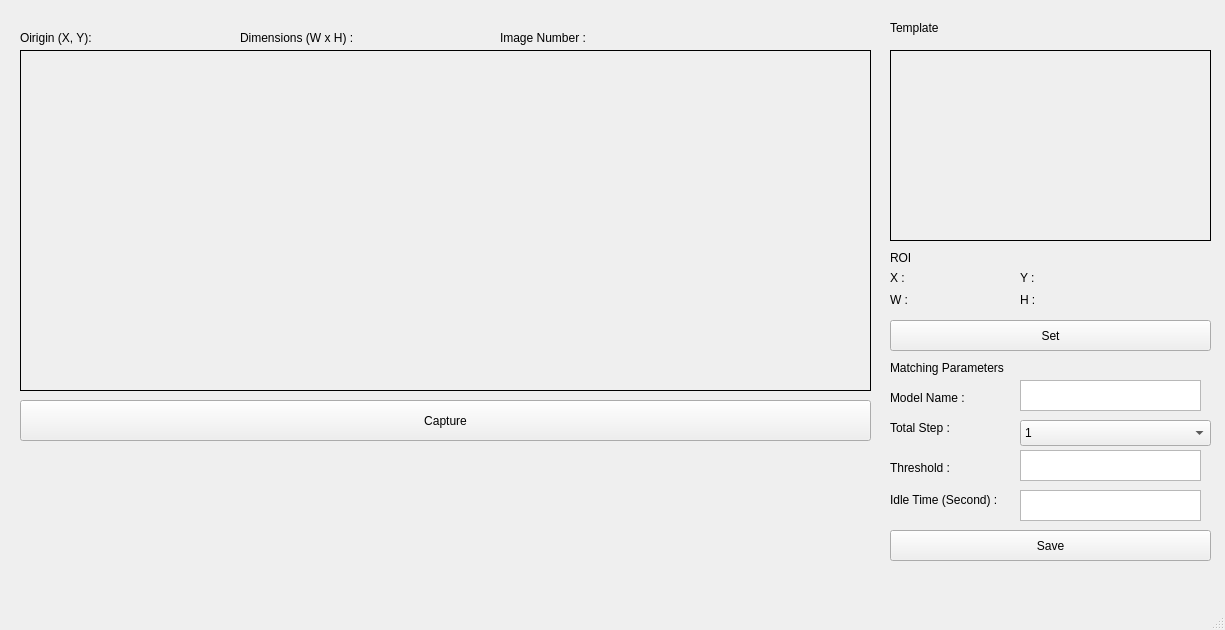
Old version of the form settings.ui in the repository Fahrizal0112/GSO.
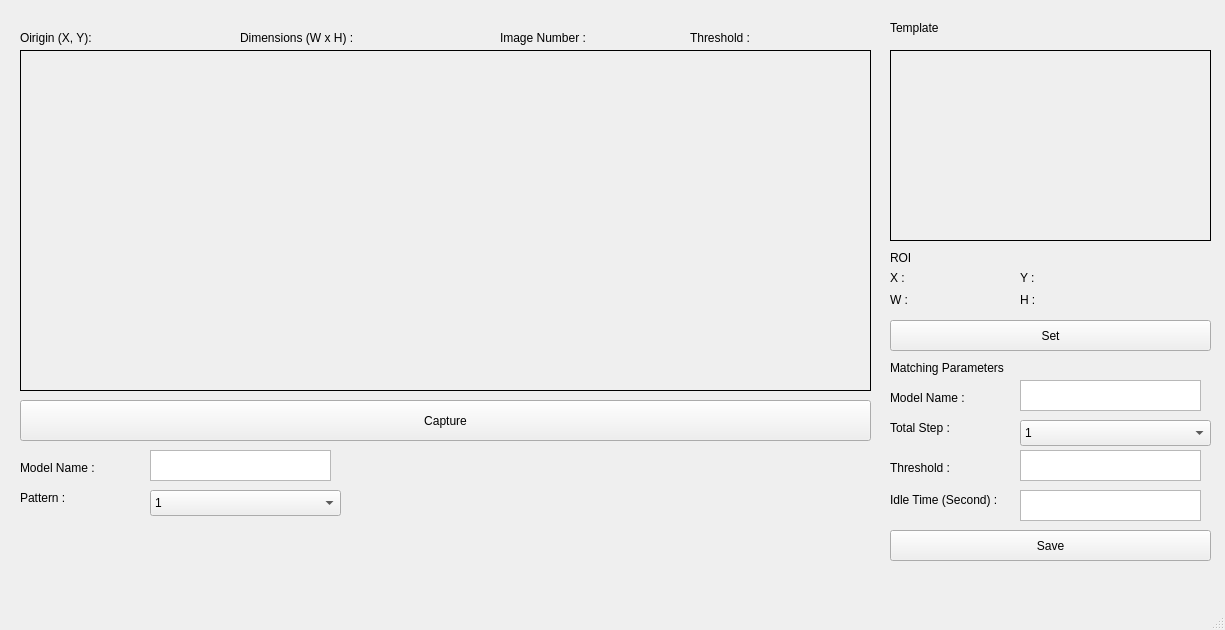
New version of the form.

Commit message: Update Pada Main.py menambah kecocokan dan setting.py update tampilan

What changed in the file:
```diff
--- a/settings.ui
+++ b/settings.ui
@@ -423,6 +423,103 @@
      </rect>
     </property>
    </widget>
+   <widget class="QTextEdit" name="textEdit_4">
+    <property name="geometry">
+     <rect>
+      <x>150</x>
+      <y>450</y>
+      <width>181</width>
+      <height>31</height>
+     </rect>
+    </property>
+   </widget>
+   <widget class="QLabel" name="label_24">
+    <property name="geometry">
+     <rect>
+      <x>20</x>
+      <y>460</y>
+      <width>101</width>
+      <height>16</height>
+     </rect>
+    </property>
+    <property name="text">
+     <string>Model Name :</string>
+    </property>
+   </widget>
+   <widget class="QComboBox" name="comboBox_2">
+    <property name="geometry">
+     <rect>
+      <x>150</x>
+      <y>490</y>
+      <width>191</width>
+      <height>26</height>
+     </rect>
+    </property>
+    <item>
+     <property name="text">
+      <string>1</string>
+     </property>
+    </item>
+    <item>
+     <property name="text">
+      <string>2</string>
+     </property>
+    </item>
+    <item>
+     <property name="text">
+      <string>3</string>
+     </property>
+    </item>
+    <item>
+     <property name="text">
+      <string>4</string>
+     </property>
+    </item>
+    <item>
+     <property name="text">
+      <string>5</string>
+     </property>
+    </item>
+   </widget>
+   <widget class="QLabel" name="label_25">
+    <property name="geometry">
+     <rect>
+      <x>20</x>
+      <y>490</y>
+      <width>101</width>
+      <height>16</height>
+     </rect>
+    </property>
+    <property name="text">
+     <string>Pattern :</string>
+    </property>
+   </widget>
+   <widget class="QLabel" name="label_26">
+    <property name="geometry">
+     <rect>
+      <x>690</x>
+      <y>30</y>
+      <width>101</width>
+      <height>16</height>
+     </rect>
+    </property>
+    <property name="text">
+     <string>Threshold :</string>
+    </property>
+   </widget>
+   <widget class="QLabel" name="label_27">
+    <property name="geometry">
+     <rect>
+      <x>760</x>
+      <y>30</y>
+      <width>61</width>
+      <height>16</height>
+     </rect>
+    </property>
+    <property name="text">
+     <string/>
+    </property>
+   </widget>
   </widget>
   <widget class="QMenuBar" name="menubar">
    <property name="geometry">
```
The commit also changes 7 other files.
